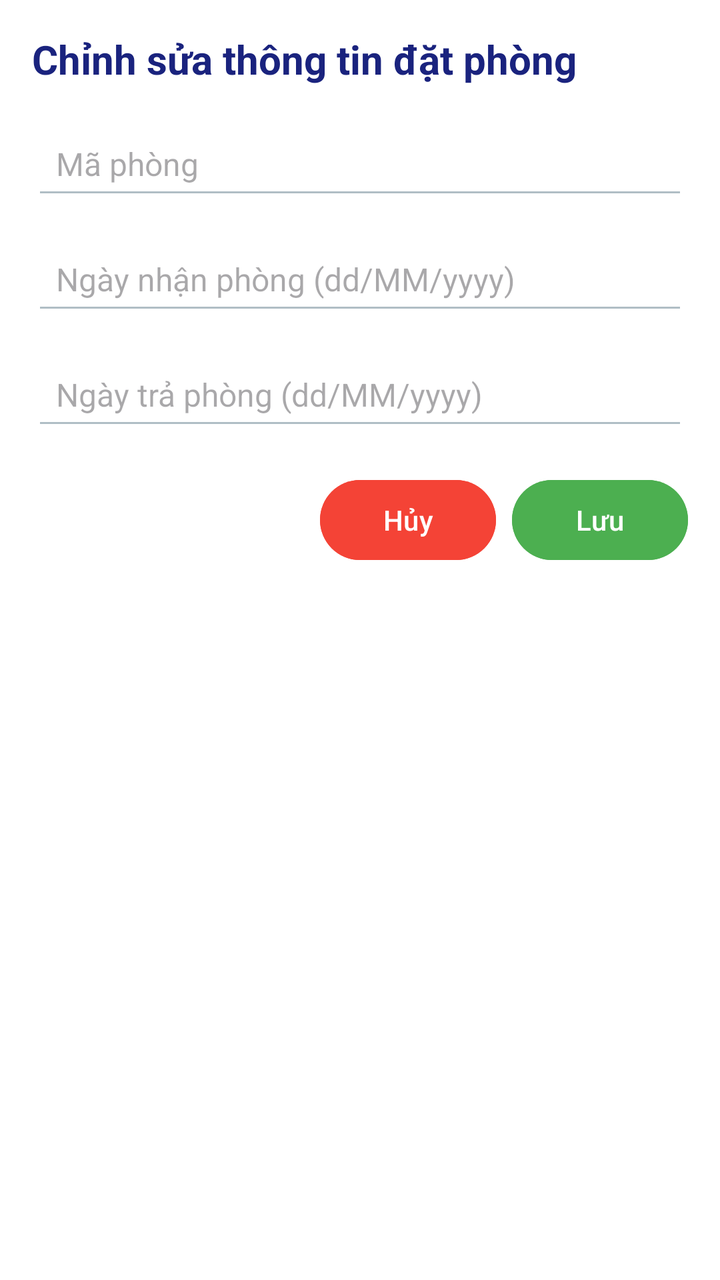
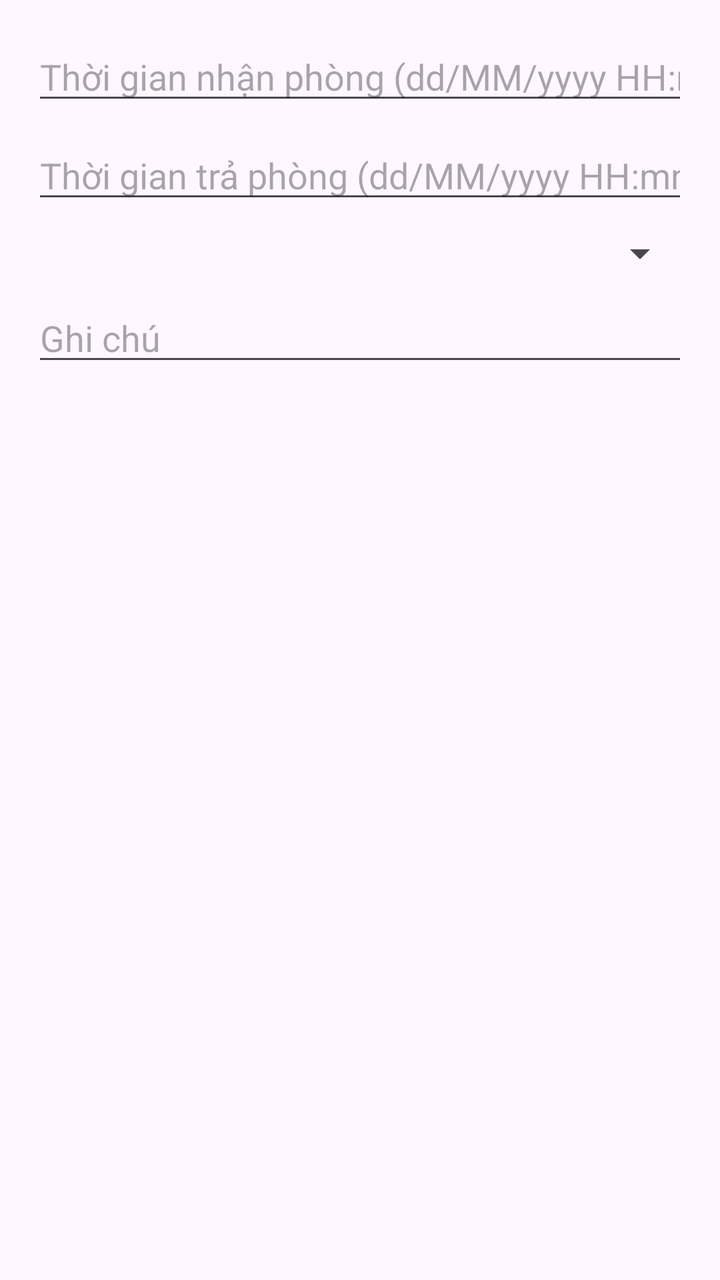

Compare the two renders of this Android layout. The source of the first and the diff that turns it into the second are given below.
<!-- AndroidManifest.xml: application theme Theme.AppQLKhachSan -->
<!-- res/layout/dialog_edit_booking.xml -->
<?xml version="1.0" encoding="utf-8"?>
<LinearLayout xmlns:android="http://schemas.android.com/apk/res/android"
    android:layout_width="match_parent"
    android:layout_height="wrap_content"
    android:orientation="vertical"
    android:padding="16dp"
    android:background="#FFFFFF">

    <TextView
        android:layout_width="wrap_content"
        android:layout_height="wrap_content"
        android:text="Chỉnh sửa thông tin đặt phòng"
        android:textSize="20sp"
        android:textStyle="bold"
        android:textColor="#1A237E"
        android:layout_marginBottom="16dp"/>

    <EditText
        android:id="@+id/etRoomId"
        android:layout_width="match_parent"
        android:layout_height="wrap_content"
        android:hint="Mã phòng"
        android:inputType="text"
        android:textSize="16sp"
        android:padding="12dp"
        android:backgroundTint="#B0BEC5"
        android:layout_marginBottom="12dp"/>

    <EditText
        android:id="@+id/etCheckInDate"
        android:layout_width="match_parent"
        android:layout_height="wrap_content"
        android:hint="Ngày nhận phòng (dd/MM/yyyy)"
        android:inputType="date"
        android:textSize="16sp"
        android:padding="12dp"
        android:backgroundTint="#B0BEC5"
        android:layout_marginBottom="12dp"/>

    <EditText
        android:id="@+id/etCheckOutDate"
        android:layout_width="match_parent"
        android:layout_height="wrap_content"
        android:hint="Ngày trả phòng (dd/MM/yyyy)"
        android:inputType="date"
        android:textSize="16sp"
        android:padding="12dp"
        android:backgroundTint="#B0BEC5"
        android:layout_marginBottom="16dp"/>

    <LinearLayout
        android:layout_width="match_parent"
        android:layout_height="wrap_content"
        android:orientation="horizontal"
        android:gravity="end">

        <Button
            android:id="@+id/btnCancel"
            android:layout_width="wrap_content"
            android:layout_height="wrap_content"
            android:text="Hủy"
            android:backgroundTint="#F44336"
            android:textColor="#FFFFFF"
            android:layout_marginEnd="8dp"/>

        <Button
            android:id="@+id/btnSave"
            android:layout_width="wrap_content"
            android:layout_height="wrap_content"
            android:text="Lưu"
            android:backgroundTint="#4CAF50"
            android:textColor="#FFFFFF"/>
    </LinearLayout>
</LinearLayout>
<!-- resources referenced by this layout -->
<resources>
  <style name="Theme.AppQLKhachSan" parent="Base.Theme.AppQLKhachSan" />
  <style name="Base.Theme.AppQLKhachSan" parent="Theme.Material3.DayNight.NoActionBar">
          
          
      </style>
</resources>

<!-- the commit's change to res/layout/dialog_edit_booking.xml (unified diff, before → after) -->
@@ -3,72 +3,37 @@
     android:layout_width="match_parent"
     android:layout_height="wrap_content"
     android:orientation="vertical"
-    android:padding="16dp"
-    android:background="#FFFFFF">
-
-    <TextView
-        android:layout_width="wrap_content"
-        android:layout_height="wrap_content"
-        android:text="Chỉnh sửa thông tin đặt phòng"
-        android:textSize="20sp"
-        android:textStyle="bold"
-        android:textColor="#1A237E"
-        android:layout_marginBottom="16dp"/>
+    android:padding="16dp">
 
     <EditText
-        android:id="@+id/etRoomId"
+        android:id="@+id/etCheckIn"
         android:layout_width="match_parent"
         android:layout_height="wrap_content"
-        android:hint="Mã phòng"
-        android:inputType="text"
-        android:textSize="16sp"
-        android:padding="12dp"
-        android:backgroundTint="#B0BEC5"
-        android:layout_marginBottom="12dp"/>
+        android:hint="Thời gian nhận phòng (dd/MM/yyyy HH:mm)"
+        android:inputType="datetime"
+        android:focusable="false"
+        android:layout_marginBottom="8dp" />
 
     <EditText
-        android:id="@+id/etCheckInDate"
+        android:id="@+id/etCheckOut"
         android:layout_width="match_parent"
         android:layout_height="wrap_content"
-        android:hint="Ngày nhận phòng (dd/MM/yyyy)"
-        android:inputType="date"
-        android:textSize="16sp"
-        android:padding="12dp"
-        android:backgroundTint="#B0BEC5"
-        android:layout_marginBottom="12dp"/>
+        android:hint="Thời gian trả phòng (dd/MM/yyyy HH:mm)"
+        android:inputType="datetime"
+        android:focusable="false"
+        android:layout_marginBottom="8dp" />
+
+    <Spinner
+        android:id="@+id/spinnerMaPhong"
+        android:layout_width="match_parent"
+        android:layout_height="wrap_content"
+        android:layout_marginBottom="8dp" />
 
     <EditText
-        android:id="@+id/etCheckOutDate"
+        android:id="@+id/etGhiChu"
         android:layout_width="match_parent"
         android:layout_height="wrap_content"
-        android:hint="Ngày trả phòng (dd/MM/yyyy)"
-        android:inputType="date"
-        android:textSize="16sp"
-        android:padding="12dp"
-        android:backgroundTint="#B0BEC5"
-        android:layout_marginBottom="16dp"/>
+        android:hint="Ghi chú"
+        android:inputType="textMultiLine" />
 
-    <LinearLayout
-        android:layout_width="match_parent"
-        android:layout_height="wrap_content"
-        android:orientation="horizontal"
-        android:gravity="end">
-
-        <Button
-            android:id="@+id/btnCancel"
-            android:layout_width="wrap_content"
-            android:layout_height="wrap_content"
-            android:text="Hủy"
-            android:backgroundTint="#F44336"
-            android:textColor="#FFFFFF"
-            android:layout_marginEnd="8dp"/>
-
-        <Button
-            android:id="@+id/btnSave"
-            android:layout_width="wrap_content"
-            android:layout_height="wrap_content"
-            android:text="Lưu"
-            android:backgroundTint="#4CAF50"
-            android:textColor="#FFFFFF"/>
-    </LinearLayout>
 </LinearLayout>
